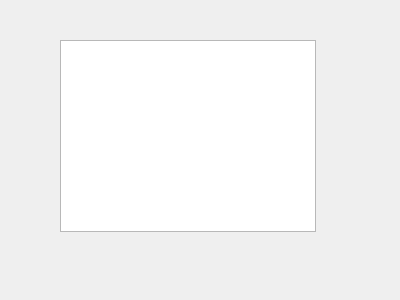
First picture: the form in nvo3dialog.ui, repository CodeMySky/one-handed-ovs, before the edit.
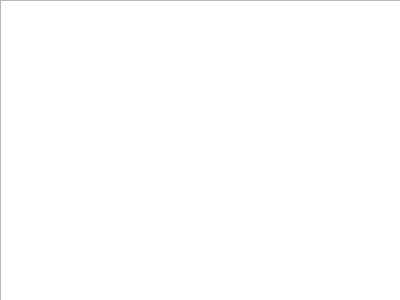
Second picture: the form after the edit.

Commit message: + local ip and mac to VN-MAC-IP + sort to nvo3 + auto expand to nvo3

What changed in the file:
```diff
--- a/nvo3dialog.ui
+++ b/nvo3dialog.ui
@@ -16,12 +16,21 @@
   <widget class="QTableWidget" name="tableWidget">
    <property name="geometry">
     <rect>
-     <x>60</x>
-     <y>40</y>
-     <width>256</width>
-     <height>192</height>
+     <x>0</x>
+     <y>0</y>
+     <width>401</width>
+     <height>301</height>
     </rect>
    </property>
+   <property name="sortingEnabled">
+    <bool>false</bool>
+   </property>
+   <attribute name="horizontalHeaderShowSortIndicator" stdset="0">
+    <bool>true</bool>
+   </attribute>
+   <attribute name="horizontalHeaderStretchLastSection">
+    <bool>true</bool>
+   </attribute>
   </widget>
  </widget>
  <resources/>
```
The commit also changes 3 other files.
